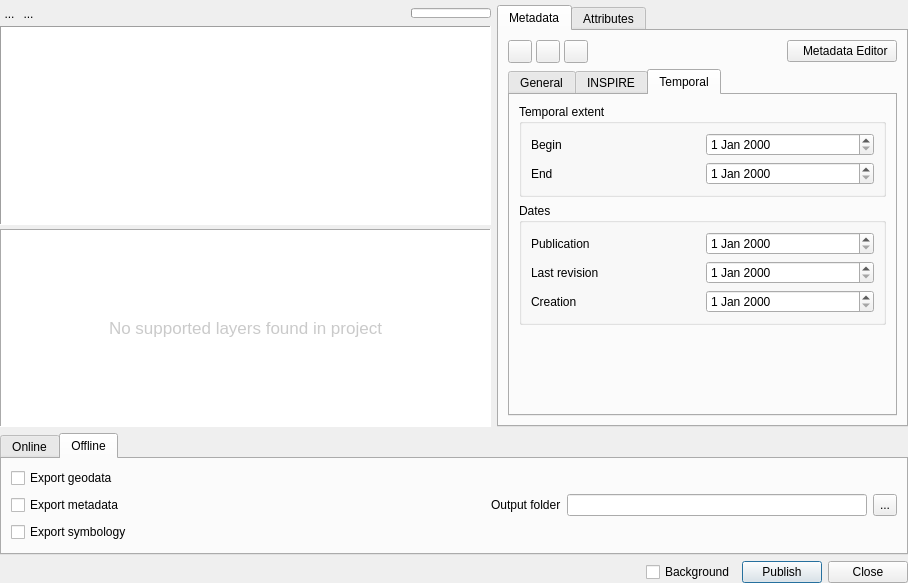
GeoCat/qgis-bridge-plugin, file geocatbridge/views/publishwidget.ui: the form before one commit.
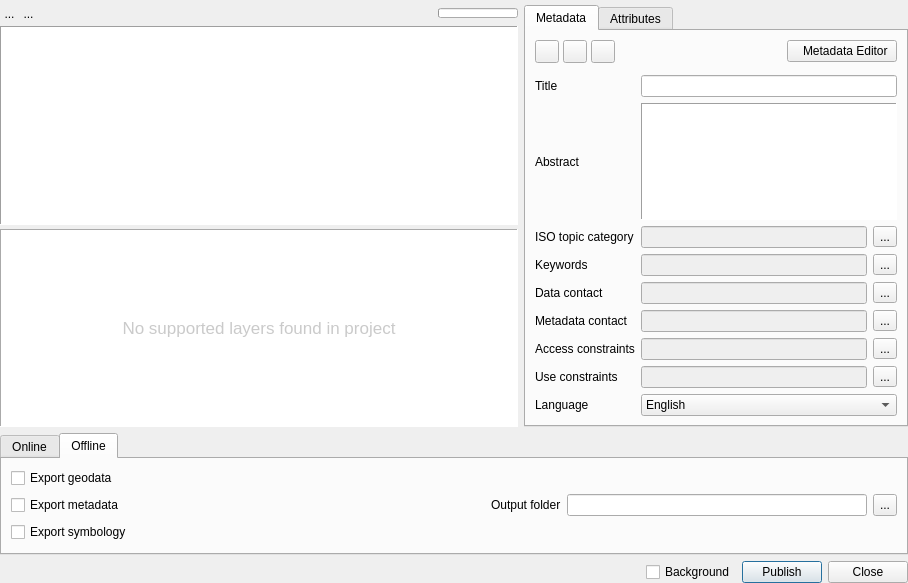
The form after the commit. The open tabs and pages were chosen to show the change. Icons and pictures are not drawn.

Commit message: Simplified metadata editor in publish widget, fixed light theme (highlight text)

What changed in the file:
```diff
--- a/geocatbridge/views/publishwidget.ui
+++ b/geocatbridge/views/publishwidget.ui
@@ -150,7 +150,7 @@
 }
 
 QListWidget::item:selected {
-	color: palette(Dark);
+	color: black;
    	background-color: #84C5E6;
 }
 
@@ -159,7 +159,7 @@
 }
 
 QLabel[selected=&quot;true&quot;] {
-    color: palette(Dark);
+    color: black;
 }
 
 QLabel[selected=&quot;false&quot;] {
@@ -321,29 +321,10 @@
           </layout>
          </item>
          <item>
-          <widget class="QTabWidget" name="tabWidgetMetadata">
-           <property name="sizePolicy">
-            <sizepolicy hsizetype="Preferred" vsizetype="Expanding">
-             <horstretch>0</horstretch>
-             <verstretch>0</verstretch>
-            </sizepolicy>
-           </property>
-           <property name="currentIndex">
-            <number>0</number>
-           </property>
-           <widget class="QWidget" name="tabMetadataGeneral">
-            <property name="sizePolicy">
-             <sizepolicy hsizetype="Preferred" vsizetype="Expanding">
-              <horstretch>0</horstretch>
-              <verstretch>0</verstretch>
-             </sizepolicy>
-            </property>
-            <attribute name="title">
-             <string>General</string>
-            </attribute>
-            <layout class="QVBoxLayout" name="verticalLayout_4">
-             <item>
               <layout class="QGridLayout" name="gridLayout_2">
+           <property name="topMargin">
+            <number>6</number>
+           </property>
                <item row="4" column="2">
                 <widget class="QLineEdit" name="txtDataContact">
                  <property name="enabled">
@@ -527,161 +508,6 @@
              </item>
             </layout>
            </widget>
-           <widget class="QWidget" name="tabInspire">
-            <property name="sizePolicy">
-             <sizepolicy hsizetype="Preferred" vsizetype="Expanding">
-              <horstretch>0</horstretch>
-              <verstretch>0</verstretch>
-             </sizepolicy>
-            </property>
-            <attribute name="title">
-             <string>INSPIRE</string>
-            </attribute>
-            <layout class="QVBoxLayout" name="verticalLayout_5">
-             <item>
-              <layout class="QGridLayout" name="gridLayout_3">
-               <item row="0" column="1">
-                <widget class="QComboBox" name="comboStatus"/>
-               </item>
-               <item row="2" column="1">
-                <widget class="QLineEdit" name="txtSpatialResolution"/>
-               </item>
-               <item row="3" column="1">
-                <widget class="QPlainTextEdit" name="txtLineage"/>
-               </item>
-               <item row="1" column="1">
-                <widget class="QComboBox" name="comboResourceLanguage"/>
-               </item>
-               <item row="3" column="0">
-                <widget class="QLabel" name="label_10">
-                 <property name="text">
-                  <string>Quality (lineage)</string>
-                 </property>
-                </widget>
-               </item>
-               <item row="2" column="0">
-                <widget class="QLabel" name="label_11">
-                 <property name="text">
-                  <string>Spatial resolution</string>
-                 </property>
-                </widget>
-               </item>
-               <item row="1" column="0">
-                <widget class="QLabel" name="label_12">
-                 <property name="text">
-                  <string>Resource language</string>
-                 </property>
-                </widget>
-               </item>
-               <item row="0" column="0">
-                <widget class="QLabel" name="label_13">
-                 <property name="text">
-                  <string>Status</string>
-                 </property>
-                </widget>
-               </item>
-              </layout>
-             </item>
-            </layout>
-           </widget>
-           <widget class="QWidget" name="tabTemporal">
-            <property name="sizePolicy">
-             <sizepolicy hsizetype="Preferred" vsizetype="Expanding">
-              <horstretch>0</horstretch>
-              <verstretch>0</verstretch>
-             </sizepolicy>
-            </property>
-            <attribute name="title">
-             <string>Temporal</string>
-            </attribute>
-            <layout class="QVBoxLayout" name="verticalLayout_6">
-             <item>
-              <widget class="QGroupBox" name="groupBox">
-               <property name="title">
-                <string>Temporal extent</string>
-               </property>
-               <layout class="QGridLayout" name="gridLayout_4">
-                <item row="2" column="0">
-                 <widget class="QLabel" name="label_15">
-                  <property name="text">
-                   <string>End</string>
-                  </property>
-                 </widget>
-                </item>
-                <item row="0" column="0">
-                 <widget class="QLabel" name="label_14">
-                  <property name="text">
-                   <string>Begin</string>
-                  </property>
-                 </widget>
-                </item>
-                <item row="0" column="1">
-                 <widget class="QDateEdit" name="dateBeginTemporalExtent"/>
-                </item>
-                <item row="2" column="1">
-                 <widget class="QDateEdit" name="dateEndTemporalExtent"/>
-                </item>
-               </layout>
-              </widget>
-             </item>
-             <item>
-              <widget class="QGroupBox" name="groupBox_2">
-               <property name="title">
-                <string>Dates</string>
-               </property>
-               <layout class="QGridLayout" name="gridLayout_5">
-                <item row="2" column="0">
-                 <widget class="QLabel" name="label_18">
-                  <property name="text">
-                   <string>Creation</string>
-                  </property>
-                 </widget>
-                </item>
-                <item row="0" column="0">
-                 <widget class="QLabel" name="label_16">
-                  <property name="text">
-                   <string>Publication</string>
-                  </property>
-                 </widget>
-                </item>
-                <item row="1" column="0">
-                 <widget class="QLabel" name="label_17">
-                  <property name="text">
-                   <string>Last revision</string>
-                  </property>
-                 </widget>
-                </item>
-                <item row="0" column="1">
-                 <widget class="QDateEdit" name="datePublication"/>
-                </item>
-                <item row="1" column="1">
-                 <widget class="QDateEdit" name="dateLastRevision"/>
-                </item>
-                <item row="2" column="1">
-                 <widget class="QDateEdit" name="dateCreation"/>
-                </item>
-               </layout>
-              </widget>
-             </item>
-             <item>
-              <spacer name="verticalSpacer">
-               <property name="orientation">
-                <enum>Qt::Vertical</enum>
-               </property>
-               <property name="sizeHint" stdset="0">
-                <size>
-                 <width>20</width>
-                 <height>40</height>
-                </size>
-               </property>
-              </spacer>
-             </item>
-            </layout>
-           </widget>
-          </widget>
-         </item>
-        </layout>
-       </widget>
        <widget class="QWidget" name="tabData">
         <property name="sizePolicy">
          <sizepolicy hsizetype="Preferred" vsizetype="Expanding">
```
Left out of the diff: 10 changed lines with no effect on the pictures. Lines whose indentation alone changed are shown as unchanged. The commit also changes 3 other files.
